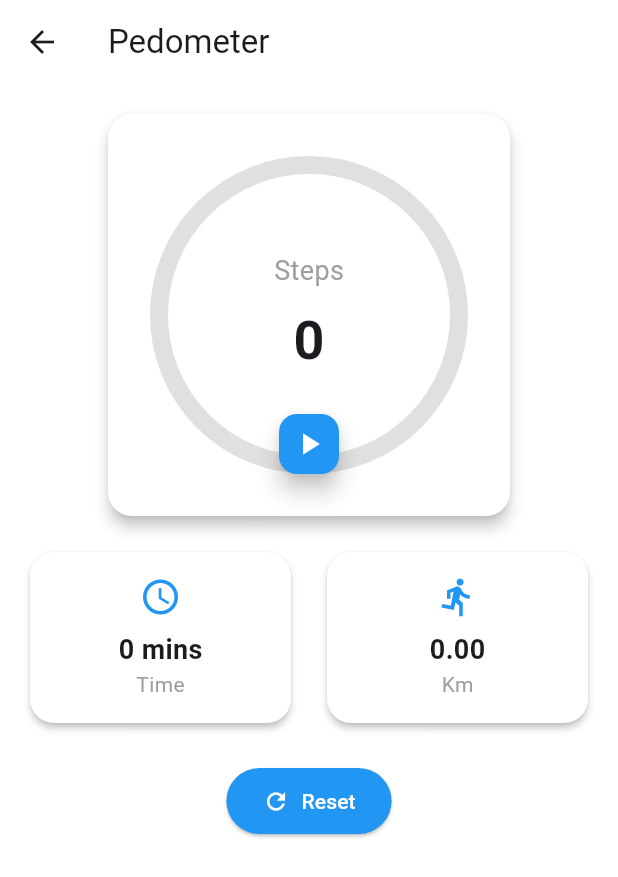
After one commit to IrfanUllahKhanMohmand/abyana, a Flutter app: the PedometerScreen screen opened directly, after a tap on the "pause" icon, on a phone screen of 412 x 824 dp. The commit adds this screen. Shown: the top 877 px of the screen. Run offline on Flutter 3.47's test engine with Material 3 defaults, Android fonts, the phone set to English and light mode, and no system bars; our stand-ins replace pedometer, permission_handler, shared_preferences; accounts and stored records are empty; network calls fail.

Commit message:
Add pedometer functionality and permission handling; update dropdown with initial value

```diff
--- a/lib/screens/crop_survey_screen.dart
+++ b/lib/screens/crop_survey_screen.dart
@@ -66,6 +66,7 @@ class _CropSurveyScreenState extends State<CropSurveyScreen> {
     _irrigatorNameController.text = widget.irrigator.irrigatorName;
     _irrigatorKhataNumberController.text =
         widget.irrigator.irrigatorKhataNumber;
+    _selectedVillage = widget.irrigator.villageId.toString();
     fetchData();
   }
 
@@ -230,13 +231,19 @@ class _CropSurveyScreenState extends State<CropSurveyScreen> {
                         ),
                       ),
                       const SizedBox(height: 16),
-                      _buildDropdown(
-                          'Village / گاؤں', 'Select Village', villages,
-                          (value) {
-                        Village val = value as Village;
-                        setState(
-                            () => _selectedVillage = val.villageId.toString());
-                      }),
+                      IgnorePointer(
+                        child: _buildDropdownWithInitialValue(
+                            'Village / گاؤں', 'Select Village', villages,
+                            (value) {
+                          Village val = value as Village;
+                          setState(() =>
+                              _selectedVillage = val.villageId.toString());
+                        },
+                            villages
+                                .where((v) =>
+                                    v.villageId.toString() == _selectedVillage)
+                                .firstOrNull),
+                      ),
                       Row(
                         children: [
                           Expanded(
@@ -600,4 +607,48 @@ class _CropSurveyScreenState extends State<CropSurveyScreen> {
       ),
     );
   }
+
+  //build dropdown with initial value
+  Widget _buildDropdownWithInitialValue(String label, String hint,
+      List<dynamic> items, Function(dynamic) onChanged, dynamic initialValue) {
+    return Padding(
+      padding: const EdgeInsets.symmetric(vertical: 8.0),
+      child: Column(
+        crossAxisAlignment: CrossAxisAlignment.start,
+        children: [
+          Text(label,
+              style: const TextStyle(
+                  fontSize: 16,
+                  color: Colors.black,
+                  fontWeight: FontWeight.bold)),
+          DropdownButtonFormField<dynamic>(
+            itemHeight: 48,
+            dropdownColor: Colors.white,
+            decoration: InputDecoration(
+              hintText: hint,
+              hintStyle: TextStyle(
+                  color: Colors.grey[400],
+                  fontSize: 14,
+                  overflow: TextOverflow.ellipsis),
+              border: const OutlineInputBorder(),
+            ),
+            items: items.map((dynamic value) {
+              return DropdownMenuItem<dynamic>(
+                value: value,
+                child: Text(value.toString()),
+              );
+            }).toList(),
+            onChanged: onChanged,
+            validator: (value) {
+              if (value == null) {
+                return 'Please select $hint';
+              }
+              return null;
+            },
+            value: initialValue,
+          ),
+        ],
+      ),
+    );
+  }
 }
--- /dev/null
+++ b/lib/screens/pedometer_screen.dart
@@ -0,0 +1,391 @@
+import 'package:flutter/foundation.dart';
+import 'package:flutter/material.dart';
+import 'package:pedometer/pedometer.dart';
+import 'package:permission_handler/permission_handler.dart';
+import 'dart:async';
+
+class PedometerScreen extends StatefulWidget {
+  const PedometerScreen({super.key});
+
+  @override
+  State<PedometerScreen> createState() => _PedometerScreenState();
+}
+
+class _PedometerScreenState extends State<PedometerScreen> {
+  late Stream<StepCount> _stepCountStream;
+  int _steps = 0;
+  bool _isRunning = true;
+  int _initialSteps = 0;
+  int _lastSavedSteps = 0;
+
+  // Time tracking
+  int _seconds = 0;
+  Timer? _timer;
+
+  // Distance calculation (average stride length in meters)
+  final double _strideLength = 0.762; // Average stride length
+
+  @override
+  void initState() {
+    super.initState();
+    _requestPermission();
+    _startTimer();
+  }
+
+  void _requestPermission() async {
+    if (await Permission.activityRecognition.request().isGranted) {
+      _initPedometer();
+    } else {
+      // Show dialog to explain why permission is needed
+      if (!mounted) return;
+      showDialog(
+        context: context,
+        builder: (context) => AlertDialog(
+          title: const Text('Permission Required'),
+          content: const Text(
+              'This app needs activity recognition permission to count steps.'),
+          actions: [
+            TextButton(
+              onPressed: () {
+                Navigator.pop(context);
+                _requestPermission();
+              },
+              child: const Text('Try Again'),
+            ),
+          ],
+        ),
+      );
+    }
+  }
+
+  void _initPedometer() {
+    _stepCountStream = Pedometer.stepCountStream;
+    _stepCountStream.listen(
+      _onStepCount,
+      onError: _onStepCountError,
+      cancelOnError: true,
+    );
+  }
+
+  void _onStepCount(StepCount event) {
+    if (_initialSteps == 0) {
+      _initialSteps = event.steps;
+      _lastSavedSteps = event.steps;
+    }
+
+    if (_isRunning) {
+      setState(() {
+        _steps = event.steps - _initialSteps;
+      });
+    } else {
+      _lastSavedSteps = event.steps;
+    }
+  }
+
+  void _onStepCountError(error) {
+    if (kDebugMode) {
+      print('Pedometer error: $error');
+    }
+  }
+
+  void _togglePedometer() {
+    setState(() {
+      _isRunning = !_isRunning;
+
+      if (_isRunning) {
+        _startTimer();
+        _initialSteps = _lastSavedSteps - _steps;
+      } else {
+        _pauseTimer();
+      }
+    });
+  }
+
+  void _resetPedometer() {
+    setState(() {
+      _steps = 0;
+      _seconds = 0;
+      _initialSteps = _lastSavedSteps;
+
+      if (!_isRunning) {
+        _isRunning = true;
+        _startTimer();
+      }
+    });
+  }
+
+  void _startTimer() {
+    _timer?.cancel();
+    _timer = Timer.periodic(const Duration(seconds: 1), (timer) {
+      if (_isRunning) {
+        setState(() {
+          _seconds++;
+        });
+      }
+    });
+  }
+
+  void _pauseTimer() {
+    _timer?.cancel();
+  }
+
+  String _formatTime() {
+    int minutes = _seconds ~/ 60;
+    return '$minutes mins';
+  }
+
+  double _calculateDistance() {
+    // Convert steps to kilometers (steps * stride length in meters / 1000)
+    return (_steps * _strideLength / 1000);
+  }
+
+  String _formatDistance() {
+    return _calculateDistance().toStringAsFixed(2);
+  }
+
+  @override
+  void dispose() {
+    _timer?.cancel();
+    super.dispose();
+  }
+
+  @override
+  Widget build(BuildContext context) {
+    return Scaffold(
+      appBar: AppBar(
+        title: const Text('Pedometer'),
+        leading: IconButton(
+          icon: const Icon(Icons.arrow_back),
+          onPressed: () {
+            Navigator.pop(context);
+          },
+        ),
+      ),
+      body: Padding(
+        padding: const EdgeInsets.all(16.0),
+        child: Column(
+          children: [
+            // Main card with step counter
+            Card(
+              elevation: 4,
+              shape: RoundedRectangleBorder(
+                borderRadius: BorderRadius.circular(16),
+              ),
+              child: Padding(
+                padding: const EdgeInsets.all(24.0),
+                child: Column(
+                  children: [
+                    SizedBox(
+                      height: 220,
+                      width: 220,
+                      child: Stack(
+                        alignment: Alignment.center,
+                        children: [
+                          // Progress indicator
+                          CustomPaint(
+                            size: const Size(220, 220),
+                            painter: CircleProgressPainter(
+                              progress: _steps /
+                                  1000, // Assuming 1000 steps is the goal
+                              progressColor: Colors.blue,
+                              backgroundColor: Colors.grey[300]!,
+                            ),
+                          ),
+                          // Steps counter
+                          Column(
+                            mainAxisAlignment: MainAxisAlignment.center,
+                            children: [
+                              const Text(
+                                'Steps',
+                                style: TextStyle(
+                                  fontSize: 18,
+                                  color: Colors.grey,
+                                ),
+                              ),
+                              const SizedBox(height: 8),
+                              Text(
+                                '$_steps',
+                                style: const TextStyle(
+                                  fontSize: 36,
+                                  fontWeight: FontWeight.bold,
+                                ),
+                              ),
+                            ],
+                          ),
+                          // Play/Pause button
+                          Positioned(
+                            bottom: 0,
+                            child: FloatingActionButton(
+                              mini: true,
+                              backgroundColor: Colors.blue,
+                              onPressed: _togglePedometer,
+                              child: Icon(
+                                _isRunning ? Icons.pause : Icons.play_arrow,
+                                color: Colors.white,
+                              ),
+                            ),
+                          ),
+                        ],
+                      ),
+                    ),
+                  ],
+                ),
+              ),
+            ),
+
+            const SizedBox(height: 16),
+
+            // Time and Distance cards
+            Row(
+              children: [
+                // Time card
+                Expanded(
+                  child: Card(
+                    elevation: 2,
+                    shape: RoundedRectangleBorder(
+                      borderRadius: BorderRadius.circular(16),
+                    ),
+                    child: Padding(
+                      padding: const EdgeInsets.all(16.0),
+                      child: Column(
+                        children: [
+                          const Icon(
+                            Icons.access_time,
+                            color: Colors.blue,
+                            size: 28,
+                          ),
+                          const SizedBox(height: 8),
+                          Text(
+                            _formatTime(),
+                            style: const TextStyle(
+                              fontSize: 18,
+                              fontWeight: FontWeight.bold,
+                            ),
+                          ),
+                          const Text(
+                            'Time',
+                            style: TextStyle(
+                              color: Colors.grey,
+                              fontSize: 14,
+                            ),
+                          ),
+                        ],
+                      ),
+                    ),
+                  ),
+                ),
+
+                const SizedBox(width: 16),
+
+                // Distance card
+                Expanded(
+                  child: Card(
+                    elevation: 2,
+                    shape: RoundedRectangleBorder(
+                      borderRadius: BorderRadius.circular(16),
+                    ),
+                    child: Padding(
+                      padding: const EdgeInsets.all(16.0),
+                      child: Column(
+                        children: [
+                          const Icon(
+                            Icons.directions_run,
+                            color: Colors.blue,
+                            size: 28,
+                          ),
+                          const SizedBox(height: 8),
+                          Text(
+                            _formatDistance(),
+                            style: const TextStyle(
+                              fontSize: 18,
+                              fontWeight: FontWeight.bold,
+                            ),
+                          ),
+                          const Text(
+                            'Km',
+                            style: TextStyle(
+                              color: Colors.grey,
+                              fontSize: 14,
+                            ),
+                          ),
+                        ],
+                      ),
+                    ),
+                  ),
+                ),
+              ],
+            ),
+
+            const SizedBox(height: 24),
+
+            // Reset button (added feature)
+            ElevatedButton.icon(
+              onPressed: _resetPedometer,
+              icon: const Icon(Icons.refresh),
+              label: const Text('Reset'),
+              style: ElevatedButton.styleFrom(
+                backgroundColor: Colors.blue,
+                foregroundColor: Colors.white,
+                padding:
+                    const EdgeInsets.symmetric(horizontal: 24, vertical: 12),
+                shape: RoundedRectangleBorder(
+                  borderRadius: BorderRadius.circular(30),
+                ),
+              ),
+            ),
+          ],
+        ),
+      ),
+    );
+  }
+}
+
+class CircleProgressPainter extends CustomPainter {
+  final double progress;
+  final Color progressColor;
+  final Color backgroundColor;
+
+  CircleProgressPainter({
+    required this.progress,
+    required this.progressColor,
+    required this.backgroundColor,
+  });
+
+  @override
+  void paint(Canvas canvas, Size size) {
+    final center = Offset(size.width / 2, size.height / 2);
+    final radius = size.width / 2 - 10;
+    final strokeWidth = 12.0;
+
+    // Background circle
+    final backgroundPaint = Paint()
+      ..color = backgroundColor
+      ..style = PaintingStyle.stroke
+      ..strokeWidth = strokeWidth
+      ..strokeCap = StrokeCap.round;
+
+    canvas.drawCircle(center, radius, backgroundPaint);
+
+    // Progress arc
+    final progressPaint = Paint()
+      ..color = progressColor
+      ..style = PaintingStyle.stroke
+      ..strokeWidth = strokeWidth
+      ..strokeCap = StrokeCap.round;
+
+    final progressAngle = 2 * 3.14159 * progress;
+
+    canvas.drawArc(
+      Rect.fromCircle(center: center, radius: radius),
+      -3.14159 / 2, // Start from top
+      progressAngle,
+      false,
+      progressPaint,
+    );
+  }
+
+  @override
+  bool shouldRepaint(covariant CustomPainter oldDelegate) {
+    return true;
+  }
+}
--- a/lib/widgets/app_drawer.dart
+++ b/lib/widgets/app_drawer.dart
@@ -1,5 +1,6 @@
 import 'package:abyana/app_repository.dart';
 import 'package:abyana/screens/login_page.dart';
+import 'package:abyana/screens/pedometer_screen.dart';
 import 'package:flutter/material.dart';
 
 import '../screens/survey_list.dart';
@@ -70,6 +71,20 @@ class AppDrawer extends StatelessWidget {
               );
             },
           ),
+          //pedometer screen
+          ListTile(
+            leading: const Icon(Icons.directions_walk),
+            title: const Text('Pedometer'),
+            onTap: () {
+              Navigator.pop(context);
+              Navigator.push(
+                context,
+                MaterialPageRoute(
+                  builder: (context) => const PedometerScreen(),
+                ),
+              );
+            },
+          ),
           const Spacer(),
           ListTile(
             leading: const Icon(Icons.logout),
--- a/pubspec.yaml
+++ b/pubspec.yaml
@@ -37,6 +37,8 @@ dependencies:
   http: ^1.3.0
   shared_preferences: ^2.5.1
   intl: ^0.20.2
+  permission_handler: ^11.4.0
+  pedometer: ^4.0.2
 
 dev_dependencies:
   flutter_test:
```
Also changed, not shown: pubspec.lock, 4 other files.
